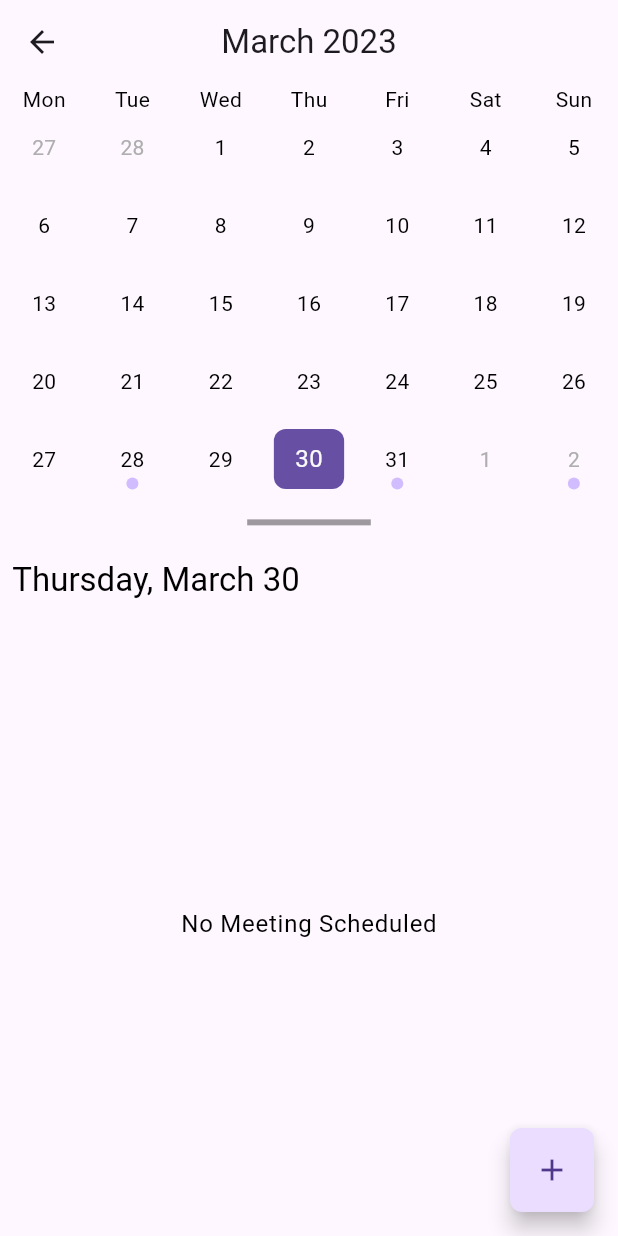
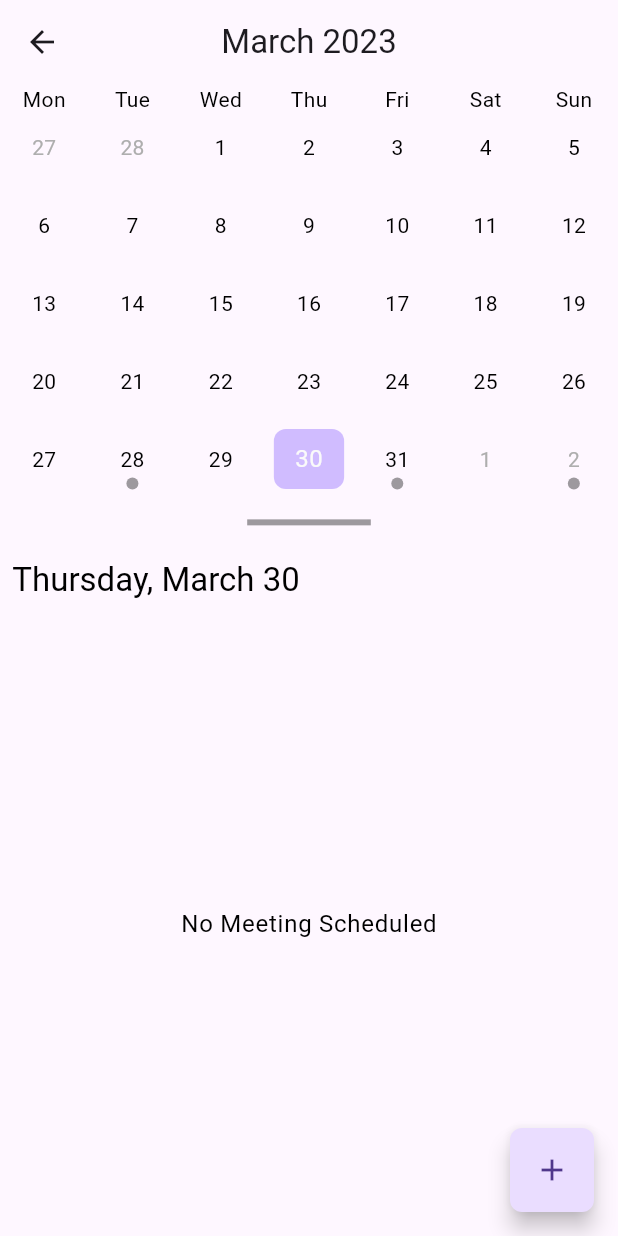
Before and after one commit to WinMeet/winmeet_mobile, a Flutter app: the _ScheduleViewScaffold screen opened directly, on a phone screen of 412 x 824 dp. Run offline on Flutter 3.47's test engine with Material 2 defaults, Android fonts, the phone set to English and light mode, and no system bars; drawn by our look-alikes of table_calendar; our stand-ins replace auto_route, bloc, dartz, dio, flutter_bloc, flutter_native_splash and 7 more; generated files the repository leaves out were written again; network calls fail.

Commit message:
update winmeet calendar colors

```diff
--- a/lib/app/widgets/calendar/winmeet_calendar.dart
+++ b/lib/app/widgets/calendar/winmeet_calendar.dart
@@ -56,17 +56,17 @@ class _WinMeetCalendarState extends State<WinMeetCalendar> {
 
         // Specify all of the decorations that you use because of the bug related with the package
         markerDecoration: BoxDecoration(
-          color: context.theme.colorScheme.inversePrimary,
+          color: context.theme.disabledColor,
           borderRadius: ThemeConstants.borderRadiusCircular,
         ),
         selectedDecoration: BoxDecoration(
-          color: context.theme.colorScheme.primary,
+          color: context.theme.colorScheme.inversePrimary,
           borderRadius: ThemeConstants.borderRadiusCircular,
         ),
         todayDecoration: BoxDecoration(
           borderRadius: ThemeConstants.borderRadiusCircular,
           border: Border.all(
-            color: context.theme.colorScheme.primary,
+            color: context.theme.colorScheme.inversePrimary,
             width: 2,
           ),
         ),
```
